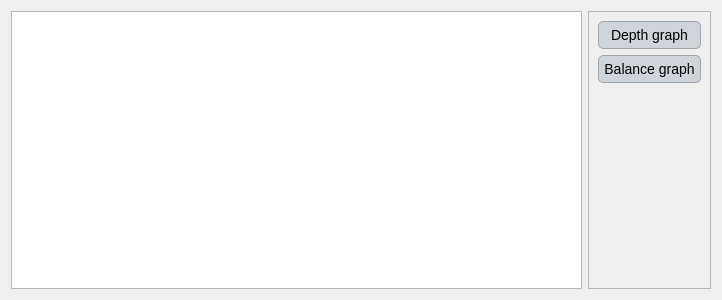
Above: ui/owq_results.ui from Inigobarbe/VFSMOD-GUI before the change. Below: the same form after it.
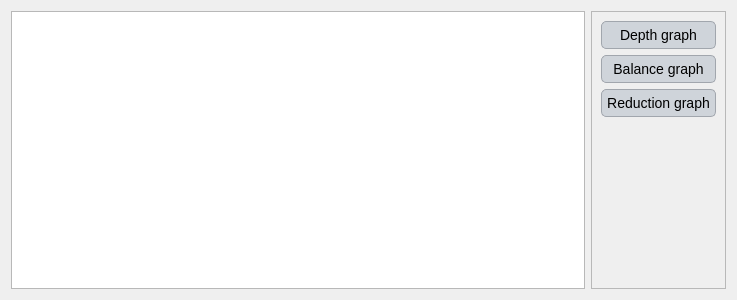
That is the form after the change.

Patch:
```diff
--- a/ui/owq_results.ui
+++ b/ui/owq_results.ui
@@ -6,7 +6,7 @@
    <rect>
     <x>0</x>
     <y>0</y>
-    <width>722</width>
+    <width>737</width>
     <height>300</height>
    </rect>
   </property>
@@ -143,6 +143,13 @@
         </property>
        </widget>
       </item>
+      <item>
+       <widget class="QPushButton" name="reduction_graph">
+        <property name="text">
+         <string>Reduction graph</string>
+        </property>
+       </widget>
+      </item>
       <item>
        <spacer name="verticalSpacer">
         <property name="orientation">
```
